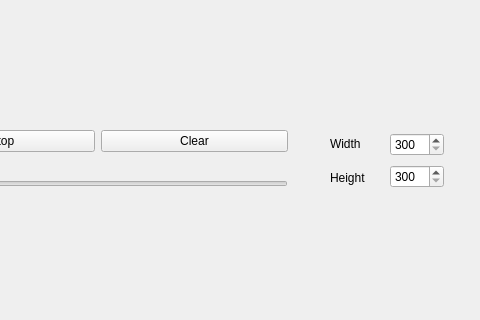
Above: FIT9201SUMBATYANTS_RAINBOW/MainWindow.ui from sumboid/qt-problems before the change; both pictures show x 320 to 800 and y 139 to 459 of the 800 by 600 pixel window. Below: the same form after it.
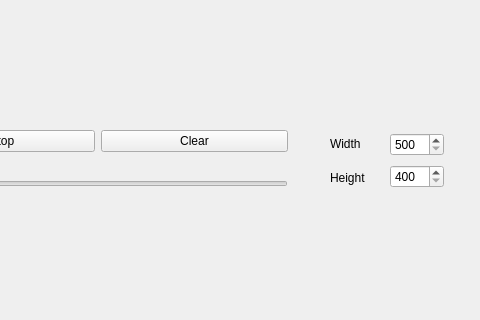
That is the form after the change.

```diff
--- a/FIT9201SUMBATYANTS_RAINBOW/MainWindow.ui
+++ b/FIT9201SUMBATYANTS_RAINBOW/MainWindow.ui
@@ -112,7 +112,7 @@
              <item>
               <widget class="QSpinBox" name="widthSpin">
                <property name="minimum">
-                <number>300</number>
+                <number>500</number>
                </property>
                <property name="maximum">
                 <number>2000</number>
@@ -122,7 +122,7 @@
              <item>
               <widget class="QSpinBox" name="heightSpin">
                <property name="minimum">
-                <number>300</number>
+                <number>400</number>
                </property>
                <property name="maximum">
                 <number>2000</number>
```
Left out of the diff: 2 changed lines with no effect on the pictures.
